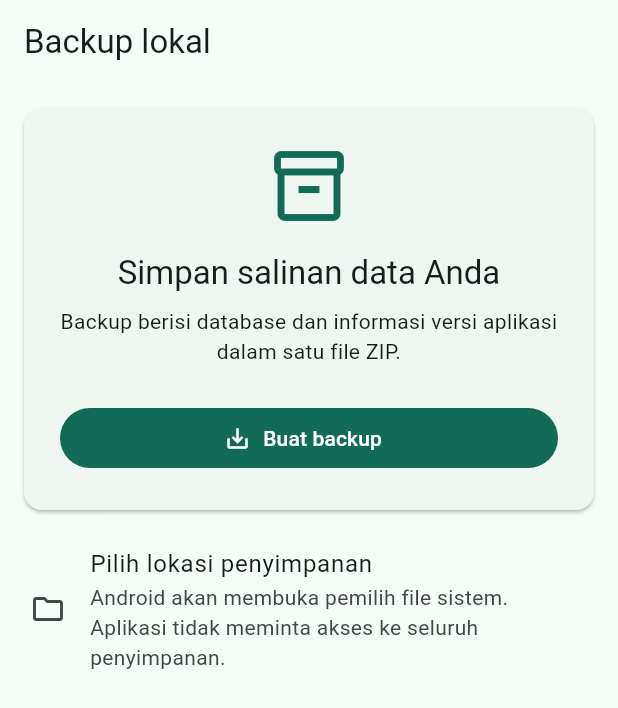
After one commit to technowstack/finote, a Flutter app: the BackupPage screen opened by its route, on a phone screen of 412 x 824 dp. The commit adds this screen. Shown: the top 708 px of the screen. Run offline on Flutter 3.47's test engine with Material 3 defaults, Android fonts, the light colour scheme and no system bars; our stand-ins replace drift, drift_flutter, file_picker, flutter_riverpod, go_router, package_info_plus; missing offline and left inert: sqlite3; accounts and stored records are empty; generated files the repository leaves out were written again.

Commit message:
feat: add local backup

```diff
--- a/lib/app/router.dart
+++ b/lib/app/router.dart
@@ -1,6 +1,7 @@
 import 'package:flutter_riverpod/flutter_riverpod.dart';
 import 'package:go_router/go_router.dart';
 
+import '../features/backup/presentation/backup_page.dart';
 import '../features/categories/presentation/category_page.dart';
 import '../features/dashboard/presentation/dashboard_page.dart';
 import '../features/reports/presentation/reports_page.dart';
@@ -15,6 +16,7 @@ final routerProvider = Provider<GoRouter>((ref) {
         path: '/categories',
         builder: (context, state) => const CategoryPage(),
       ),
+      GoRoute(path: '/backup', builder: (context, state) => const BackupPage()),
       GoRoute(
         path: '/reports',
         builder: (context, state) => const ReportsPage(),
--- /dev/null
+++ b/lib/features/backup/data/backup_service.dart
@@ -0,0 +1,109 @@
+import 'dart:convert';
+import 'dart:io';
+import 'dart:typed_data';
+
+import 'package:archive/archive.dart';
+import 'package:file_picker/file_picker.dart';
+import 'package:flutter_riverpod/flutter_riverpod.dart';
+import 'package:intl/intl.dart';
+import 'package:package_info_plus/package_info_plus.dart';
+import 'package:path_provider/path_provider.dart';
+import 'package:sqlite3/sqlite3.dart';
+
+import '../../../core/database/app_database.dart';
+import '../domain/backup_manifest.dart';
+
+class BackupService {
+  BackupService(this._database);
+
+  final AppDatabase _database;
+
+  Future<bool> createAndSave() async {
+    final packageInfo = await PackageInfo.fromPlatform();
+    final backup = await buildBackup(appVersion: packageInfo.version);
+    final uri = await FilePicker.saveFile(
+      dialogTitle: 'Simpan backup',
+      fileName: backup.fileName,
+      bytes: backup.bytes,
+      mimeType: 'application/zip',
+    );
+    return uri != null;
+  }
+
+  Future<BackupArchive> buildBackup({
+    required String appVersion,
+    DateTime? createdAt,
+    Directory? temporaryDirectory,
+  }) async {
+    final timestamp = createdAt ?? DateTime.now();
+    final tempRoot = temporaryDirectory ?? await getTemporaryDirectory();
+    final workingDirectory = await tempRoot.createTemp('finote_backup_');
+
+    try {
+      final databaseFile = File(
+        '${workingDirectory.path}${Platform.pathSeparator}database.sqlite',
+      );
+      await _database.customStatement('VACUUM INTO ?', [databaseFile.path]);
+      await _validateSnapshot(databaseFile);
+
+      final manifest = BackupManifest.create(
+        databaseVersion: _database.schemaVersion,
+        createdAt: timestamp,
+        appVersion: appVersion,
+      );
+      final archive = Archive()
+        ..addFile(
+          ArchiveFile.bytes(
+            'database.sqlite',
+            await databaseFile.readAsBytes(),
+          ),
+        )
+        ..addFile(
+          ArchiveFile.string(
+            'manifest.json',
+            const JsonEncoder.withIndent('  ').convert(manifest.toJson()),
+          ),
+        );
+
+      return BackupArchive(
+        fileName:
+            'finance_backup_${DateFormat('yyyy-MM-dd_HH-mm').format(timestamp.toLocal())}.zip',
+        bytes: ZipEncoder().encodeBytes(archive),
+        manifest: manifest,
+      );
+    } finally {
+      if (await workingDirectory.exists()) {
+        await workingDirectory.delete(recursive: true);
+      }
+    }
+  }
+
+  Future<void> _validateSnapshot(File file) async {
+    final snapshot = sqlite3.open(file.path, mode: OpenMode.readOnly);
+    try {
+      final integrity = snapshot.select('PRAGMA integrity_check').single;
+      if (integrity['integrity_check'] != 'ok' ||
+          snapshot.userVersion != _database.schemaVersion) {
+        throw StateError('Database snapshot validation failed');
+      }
+    } finally {
+      snapshot.close();
+    }
+  }
+}
+
+class BackupArchive {
+  const BackupArchive({
+    required this.fileName,
+    required this.bytes,
+    required this.manifest,
+  });
+
+  final String fileName;
+  final Uint8List bytes;
+  final BackupManifest manifest;
+}
+
+final backupServiceProvider = Provider<BackupService>(
+  (ref) => BackupService(ref.watch(databaseProvider)),
+);
--- /dev/null
+++ b/lib/features/backup/presentation/backup_page.dart
@@ -0,0 +1,105 @@
+import 'package:flutter/material.dart';
+import 'package:flutter_riverpod/flutter_riverpod.dart';
+
+import '../../../core/services/app_logger.dart';
+import '../data/backup_service.dart';
+
+class BackupPage extends ConsumerStatefulWidget {
+  const BackupPage({super.key});
+
+  @override
+  ConsumerState<BackupPage> createState() => _BackupPageState();
+}
+
+class _BackupPageState extends ConsumerState<BackupPage> {
+  bool _creating = false;
+
+  @override
+  Widget build(BuildContext context) {
+    return Scaffold(
+      appBar: AppBar(title: const Text('Backup lokal')),
+      body: ListView(
+        padding: const EdgeInsets.all(16),
+        children: [
+          Card(
+            margin: EdgeInsets.zero,
+            child: Padding(
+              padding: const EdgeInsets.all(24),
+              child: Column(
+                children: [
+                  Icon(
+                    Icons.inventory_2_outlined,
+                    size: 56,
+                    color: Theme.of(context).colorScheme.primary,
+                  ),
+                  const SizedBox(height: 16),
+                  Text(
+                    'Simpan salinan data Anda',
+                    style: Theme.of(context).textTheme.titleLarge,
+                    textAlign: TextAlign.center,
+                  ),
+                  const SizedBox(height: 8),
+                  const Text(
+                    'Backup berisi database dan informasi versi aplikasi dalam satu file ZIP.',
+                    textAlign: TextAlign.center,
+                  ),
+                  const SizedBox(height: 24),
+                  SizedBox(
+                    width: double.infinity,
+                    child: FilledButton.icon(
+                      onPressed: _creating ? null : _createBackup,
+                      icon: _creating
+                          ? const SizedBox.square(
+                              dimension: 18,
+                              child: CircularProgressIndicator(strokeWidth: 2),
+                            )
+                          : const Icon(Icons.save_alt),
+                      label: Text(
+                        _creating ? 'Membuat backup...' : 'Buat backup',
+                      ),
+                    ),
+                  ),
+                ],
+              ),
+            ),
+          ),
+          const SizedBox(height: 16),
+          const ListTile(
+            contentPadding: EdgeInsets.symmetric(horizontal: 4),
+            leading: Icon(Icons.folder_outlined),
+            title: Text('Pilih lokasi penyimpanan'),
+            subtitle: Text(
+              'Android akan membuka pemilih file sistem. Aplikasi tidak meminta akses ke seluruh penyimpanan.',
+            ),
+          ),
+        ],
+      ),
+    );
+  }
+
+  Future<void> _createBackup() async {
+    setState(() => _creating = true);
+    try {
+      final saved = await ref.read(backupServiceProvider).createAndSave();
+      if (!mounted) return;
+      ScaffoldMessenger.of(context).showSnackBar(
+        SnackBar(
+          content: Text(
+            saved ? 'Backup berhasil disimpan.' : 'Penyimpanan dibatalkan.',
+          ),
+        ),
+      );
+    } catch (error, stackTrace) {
+      AppLogger.error('Failed to create local backup', error, stackTrace);
+      if (mounted) {
+        ScaffoldMessenger.of(context).showSnackBar(
+          const SnackBar(
+            content: Text('Backup gagal dibuat. Silakan coba lagi.'),
+          ),
+        );
+      }
+    } finally {
+      if (mounted) setState(() => _creating = false);
+    }
+  }
+}
--- a/pubspec.yaml
+++ b/pubspec.yaml
@@ -38,6 +38,11 @@ dependencies:
   drift_flutter: ^0.3.1
   intl: ^0.20.3
   uuid: ^4.6.0
+  archive: ^4.2.0
+  file_picker: ^12.1.2
+  package_info_plus: ^10.2.1
+  path_provider: ^2.1.6
+  sqlite3: ^3.5.2
 
 dev_dependencies:
   flutter_test:
```
Also changed, not shown: lib/features/backup/domain/backup_manifest.dart (added, +69 -0 lines), lib/features/dashboard/presentation/dashboard_page.dart (+25 -5 lines), pubspec.lock, 3 other files.
